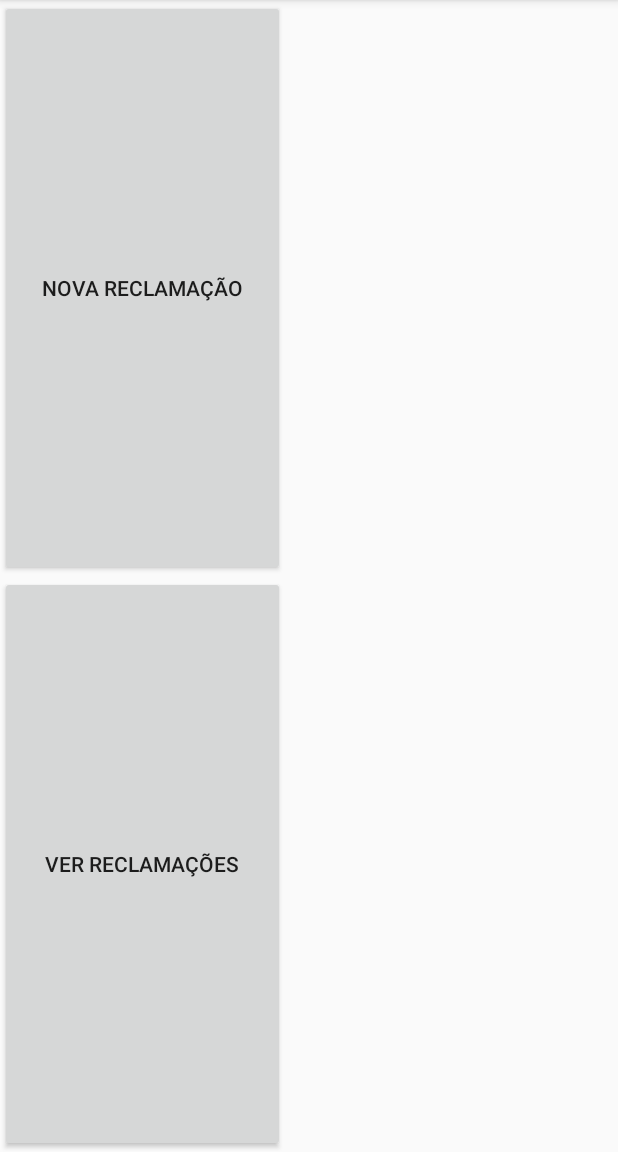
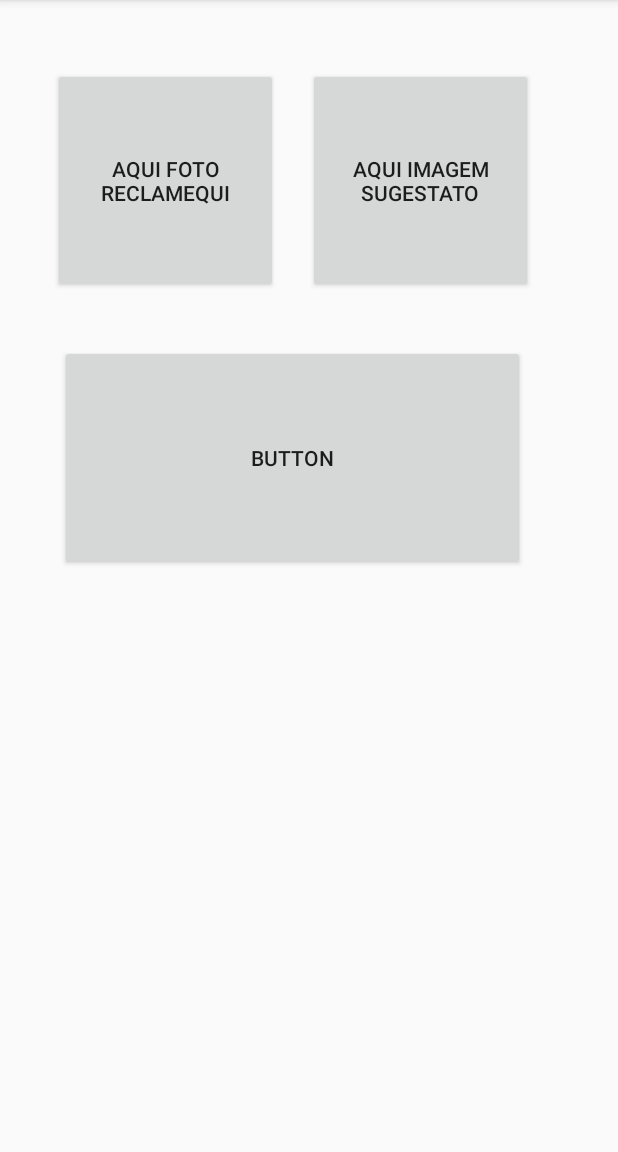
Before and after one commit to railsonsm/reclamae, an Android app: the MenusActivity screen opened directly, with no data from a screen before it, on a phone screen of 412 x 824 dp, the part 84-1236 px from its top. Run offline under Robolectric (Android 15) with nearby library versions, the phone set to English and light mode, and no system bars.

Commit message:
Adicionado maps

```diff
--- a/app/build.gradle
+++ b/app/build.gradle
@@ -22,6 +22,7 @@ dependencies {
     implementation fileTree(dir: 'libs', include: ['*.jar'])
     implementation 'com.android.support:appcompat-v7:26.1.0'
     implementation 'com.android.support.constraint:constraint-layout:1.0.2'
+    implementation 'com.google.android.gms:play-services-maps:15.0.1'
     testImplementation 'junit:junit:4.12'
     androidTestImplementation 'com.android.support.test:runner:1.0.1'
     androidTestImplementation 'com.android.support.test.espresso:espresso-core:2.2.2'
--- a/app/src/main/java/reclamae/com/br/reclamae/MenusActivity.java
+++ b/app/src/main/java/reclamae/com/br/reclamae/MenusActivity.java
@@ -16,16 +16,5 @@ public class MenusActivity extends AppCompatActivity {
         super.onCreate(savedInstanceState);
         setContentView(R.layout.activity_menus);
 
-        btnCadastrar = (Button)findViewById(R.id.btnCadastrar);
-
-        btnCadastrar.setOnClickListener(new View.OnClickListener(){
-            public void onClick(View v){
-
-            Intent intent = new Intent(MenusActivity.this, CadastrarActivity.class);
-            startActivity(intent);
-
-            }
-        });
-
     }
 }
--- a/app/src/main/res/layout/activity_menus.xml
+++ b/app/src/main/res/layout/activity_menus.xml
@@ -1,30 +1,43 @@
 <?xml version="1.0" encoding="utf-8"?>
-<LinearLayout xmlns:android="http://schemas.android.com/apk/res/android"
+<RelativeLayout xmlns:android="http://schemas.android.com/apk/res/android"
     xmlns:app="http://schemas.android.com/apk/res-auto"
     xmlns:tools="http://schemas.android.com/tools"
     android:layout_width="match_parent"
     android:layout_height="match_parent"
     tools:context="reclamae.com.br.reclamae.MenusActivity">
 
-    <LinearLayout
-        android:orientation="vertical"
-        android:layout_width="match_parent"
-        android:layout_height="match_parent">
 
-        <Button
-            android:id="@+id/btnCadastrar"
-            android:layout_width="190dp"
-            android:layout_height="1dp"
-            android:layout_weight="1"
-            android:text="Nova Reclamação" />
-
-        <Button
-            android:id="@+id/btnVer"
-            android:layout_width="190dp"
-            android:layout_height="1dp"
-            android:layout_weight="1"
-            android:text="Ver Reclamações" />
-
-    </LinearLayout>
-
-</LinearLayout>
+    <Button
+        android:id="@+id/relclame"
+        android:layout_width="wrap_content"
+        android:layout_height="wrap_content"
+        android:layout_alignParentStart="true"
+        android:layout_alignParentTop="true"
+        android:layout_marginStart="35dp"
+        android:width="150dp"
+        android:height="150dp"
+        android:layout_marginTop="45dp"
+        android:text="Aqui foto reclamequi" />
+    <Button
+        android:id="@+id/sugira"
+        android:layout_width="wrap_content"
+        android:layout_height="wrap_content"
+        android:layout_alignParentStart="true"
+        android:layout_alignParentTop="true"
+        android:layout_marginStart="205dp"
+        android:width="150dp"
+        android:height="150dp"
+        android:layout_marginTop="45dp"
+        android:text="Aqui imagem sugestato" />
+    <Button
+        android:id="@+id/verReclame"
+        android:layout_width="wrap_content"
+        android:layout_height="wrap_content"
+        android:layout_alignParentStart="true"
+        android:layout_alignParentTop="true"
+        android:layout_marginStart="40dp"
+        android:width="310dp"
+        android:height="150dp"
+        android:layout_marginTop="230dp"
+        android:text="Button" />
+</RelativeLayout>
--- a/app/src/main/res/values/strings.xml
+++ b/app/src/main/res/values/strings.xml
@@ -1,3 +1,4 @@
 <resources>
     <string name="app_name">Reclamaê</string>
+    <string name="title_activity_maps">Map</string>
 </resources>
```
Also changed, not shown: app/src/debug/res/values/google_maps_api.xml (added, +24 -0 lines), app/src/main/AndroidManifest.xml (+23 -1 lines), app/src/main/java/reclamae/com/br/reclamae/MapsActivity.java (added, +99 -0 lines), app/src/main/java/reclamae/com/br/reclamae/PermissionUtils.java (added, +174 -0 lines), app/src/main/java/reclamae/com/br/reclamae/Reclamacao.java (added, +56 -0 lines), app/src/main/res/layout/activity_maps.xml (added, +8 -0 lines), 1 other file.
